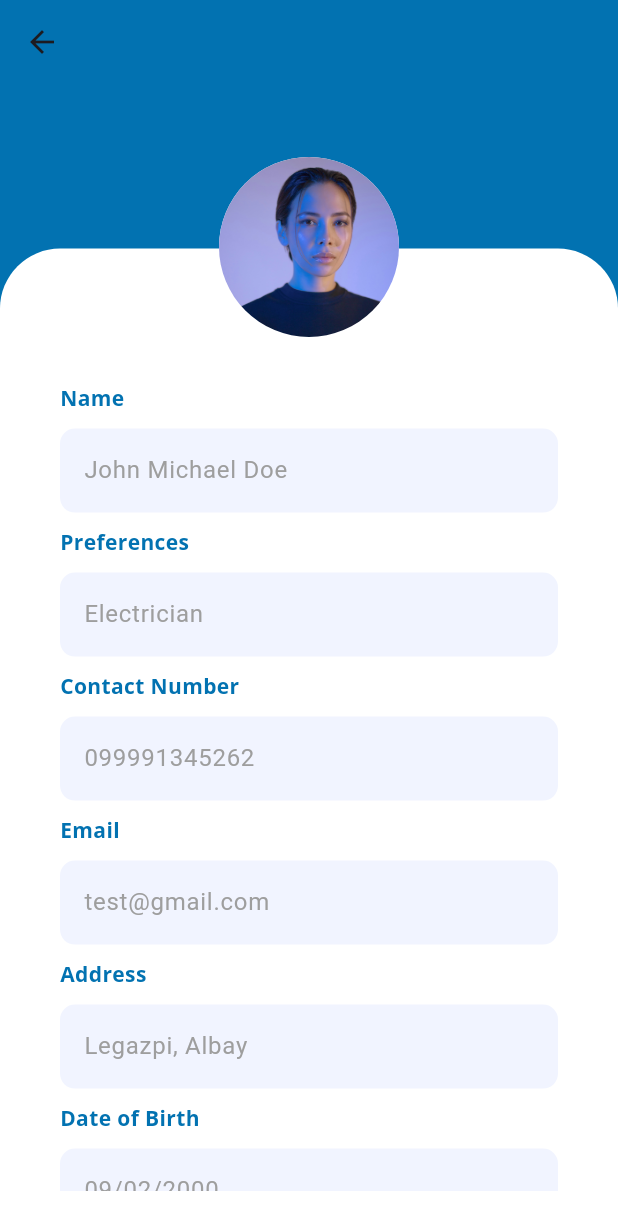
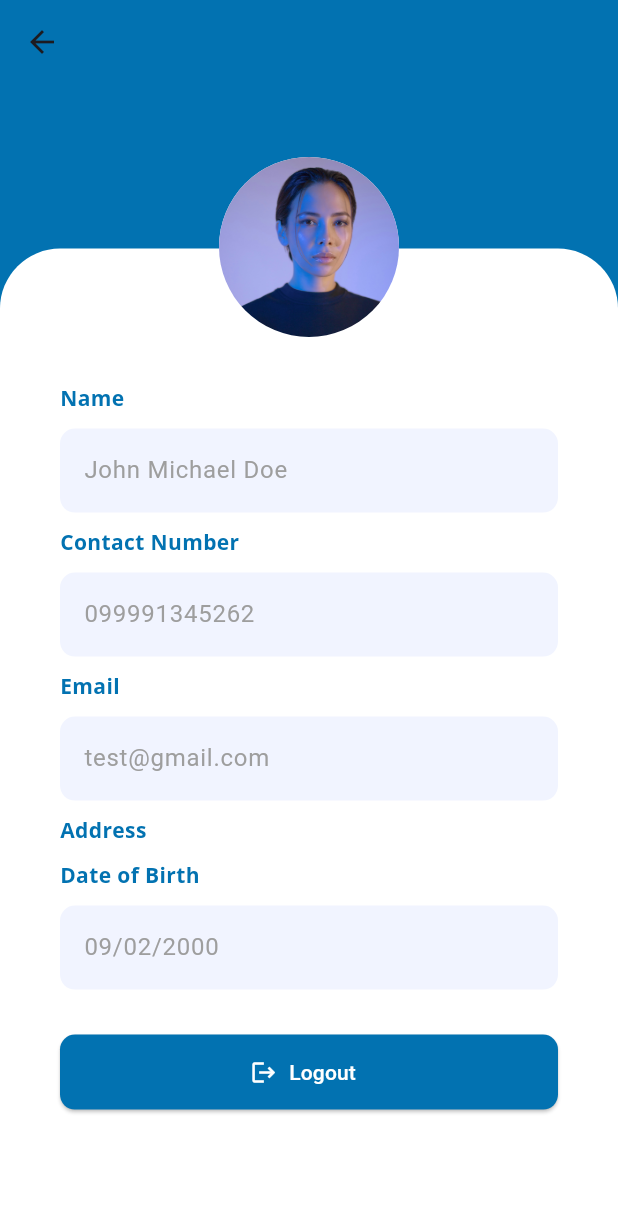
Before and after one commit to Quanby-OJT/Nearby-task-frontend, a Flutter app: the ProfileScreen screen opened directly, on a phone screen of 412 x 824 dp. Shown: the top 1230 px of the screen. Run offline on Flutter 3.47's test engine with Material 3 defaults, Android fonts, the phone set to English and light mode, and no system bars; our stand-ins replace animated_bottom_navigation_bar, app_links, cached_network_image, camera, dio, dots_indicator and 21 more; missing offline and left inert: capture_identity, flutter_pdfview, google_mlkit_face_detection, google_mlkit_text_recognition, webview_flutter_android; accounts and stored records are empty; project files that could hold a hidden picture were left out.

Commit message:
Refactor: Clean up ProfileController and update related screens
This commit refactors the `ProfileController` by removing unused text controllers (`prefsController` and `clientAddressController`) and simplifying the logic for fetching user data. It also introduces a `dispose` method to properly release resources held by the text controllers.

Key changes:
- Removed `prefsController` and `clientAddressController` from `ProfileController`.
- Simplified user data fetching logic in `ProfileController`.
- Added a `dispose` method to `ProfileController` to manage text controller lifecycles.
- Updated `ProfileScreen` to call the new `dispose` method.
- Adjusted `updateUser` in `ProfileController` to accept nullable image and document lists, and added `taskerImageUrl` and `taskerDocuments` parameters.
- Updated `TaskerModel` to correctly parse `taskerImages` and include `taskerDocuments` and `group` in `toJson`.
- Modified `Transactions.fromJson` to handle cases where `task_taken` might be null.
- Updated business account profile screen to remove fields related to the deleted controllers.
- Updated transaction history screens to display a message when no transactions are available.
- Minor formatting adjustments in transaction history screens.

```diff
--- a/flutter_fe/lib/model/tasker_model.dart
+++ b/flutter_fe/lib/model/tasker_model.dart
@@ -20,12 +20,12 @@ class TaskerModel {
   final TaskerSpecialization? taskerSpecialization;
   final List<String>? taskerImages;
   final bool? group;
+  final List<String>? taskerDocuments;
 
   // Computed getter for the id field (for backward compatibility)
   int get id => taskerId ?? 0;
   double get wage => wagePerHour ?? 0.0;
   DateTime get birthDate => createdAt ?? DateTime.now();
-  String get taskerDocuments => '';
   // bool? get group => null;
   Map<String, String>? get address => null;
 
@@ -46,6 +46,7 @@ class TaskerModel {
     this.user,
     this.taskerSpecialization,
     this.taskerImages,
+    this.taskerDocuments,
     this.group
   });
 
@@ -72,6 +73,9 @@ class TaskerModel {
       "updated_at": updatedAt?.toIso8601String(),
       "user": user?.toJson(),
       "tasker_specialization": taskerSpecialization?.toJson(),
+      "profile_images": taskerImages,
+      "tasker_documents": taskerDocuments,
+      "group": group,
     };
   }
 
@@ -126,10 +130,7 @@ class TaskerModel {
       taskerImages: json['profile_images'] != null && json['profile_images'] is List
           ? (json['profile_images'] as List<dynamic>?)
               ?.map((image) {
-                if (image is Map && image['image_url'] is String) {
-                  return image['image_url'] as String;
-                }
-                return ''; // Or handle the error as appropriate
+                return image is String ? image : ''; // Or handle the error as appropriate
               })
               ?.toList() ?? []
           : [],
--- a/flutter_fe/lib/model/transactions.dart
+++ b/flutter_fe/lib/model/transactions.dart
@@ -13,7 +13,7 @@ class Transactions{
 
   factory Transactions.fromJson(Map<String, dynamic> json) {
     return Transactions(
-      taskAssignment: TaskAssignment.fromJson(json['task_taken']),
+      taskAssignment: json['task_taken'] != null ? TaskAssignment.fromJson(json['task_taken']) : TaskAssignment(taskTakenId: 0, taskStatus: ""),
       recordStatus: json['task_status'],
       date: json['created_at'],
     );
--- a/flutter_fe/lib/view/business_acc/profile_screen.dart
+++ b/flutter_fe/lib/view/business_acc/profile_screen.dart
@@ -47,8 +47,6 @@ class _ProfileScreenState extends State<ProfileScreen> {
         _userController.firstNameController.text = fullName;
         _userController.emailController.text = _user?.user.email ?? '';
         _userController.birthdateController.text = _user?.user.birthdate ?? '';
-        _userController.prefsController.text = _user?.user.bio ?? '';
-        _userController.clientAddressController.text = '';
       });
     } catch (e) {
       print("Error fetching user data: $e");
@@ -143,49 +141,49 @@ class _ProfileScreenState extends State<ProfileScreen> {
                               ],
                             ),
                           ),
-                          Padding(
-                            padding: const EdgeInsets.only(
-                                left: 40, right: 40, top: 10),
-                            child: Column(
-                              spacing: 10,
-                              crossAxisAlignment: CrossAxisAlignment.start,
-                              children: [
-                                Text('Preferences',
-                                    style: GoogleFonts.openSans(
-                                        color: Color(0xFF0272B1),
-                                        fontWeight: FontWeight.bold,
-                                        fontSize: 14)),
-                                TextField(
-                                  controller: _userController.prefsController,
-                                  enabled: true,
-                                  cursorColor: Color(0xFF0272B1),
-                                  decoration: InputDecoration(
-                                      filled: true,
-                                      fillColor: Color(0xFFF1F4FF),
-                                      hintText: 'Electrician',
-                                      hintStyle: TextStyle(color: Colors.grey),
-                                      disabledBorder: OutlineInputBorder(
-                                          borderRadius:
-                                              BorderRadius.circular(10),
-                                          borderSide: BorderSide(
-                                              color: Colors.transparent,
-                                              width: 2)),
-                                      enabledBorder: OutlineInputBorder(
-                                          borderSide: BorderSide(
-                                              color: Colors.transparent,
-                                              width: 0),
-                                          borderRadius:
-                                              BorderRadius.circular(10)),
-                                      border: OutlineInputBorder(
-                                          borderRadius:
-                                              BorderRadius.circular(10),
-                                          borderSide: BorderSide(
-                                              color: Color(0xFF0272B1),
-                                              width: 2))),
-                                ),
-                              ],
-                            ),
-                          ),
+                          // Padding(
+                          //   padding: const EdgeInsets.only(
+                          //       left: 40, right: 40, top: 10),
+                          //   child: Column(
+                          //     spacing: 10,
+                          //     crossAxisAlignment: CrossAxisAlignment.start,
+                          //     children: [
+                          //       Text('Preferences',
+                          //           style: GoogleFonts.openSans(
+                          //               color: Color(0xFF0272B1),
+                          //               fontWeight: FontWeight.bold,
+                          //               fontSize: 14)),
+                          //       TextField(
+                          //         controller: _userController.prefsController,
+                          //         enabled: true,
+                          //         cursorColor: Color(0xFF0272B1),
+                          //         decoration: InputDecoration(
+                          //             filled: true,
+                          //             fillColor: Color(0xFFF1F4FF),
+                          //             hintText: 'Electrician',
+                          //             hintStyle: TextStyle(color: Colors.grey),
+                          //             disabledBorder: OutlineInputBorder(
+                          //                 borderRadius:
+                          //                     BorderRadius.circular(10),
+                          //                 borderSide: BorderSide(
+                          //                     color: Colors.transparent,
+                          //                     width: 2)),
+                          //             enabledBorder: OutlineInputBorder(
+                          //                 borderSide: BorderSide(
+                          //                     color: Colors.transparent,
+                          //                     width: 0),
+                          //                 borderRadius:
+                          //                     BorderRadius.circular(10)),
+                          //             border: OutlineInputBorder(
+                          //                 borderRadius:
+                          //                     BorderRadius.circular(10),
+                          //                 borderSide: BorderSide(
+                          //                     color: Color(0xFF0272B1),
+                          //                     width: 2))),
+                          //       ),
+                          //     ],
+                          //   ),
+                          // ),
                           Padding(
                             padding: const EdgeInsets.only(
                                 left: 40, right: 40, top: 10),
@@ -283,35 +281,35 @@ class _ProfileScreenState extends State<ProfileScreen> {
                                         color: Color(0xFF0272B1),
                                         fontWeight: FontWeight.bold,
                                         fontSize: 14)),
-                                TextField(
-                                  controller:
-                                      _userController.clientAddressController,
-                                  enabled: true,
-                                  cursorColor: Color(0xFF0272B1),
-                                  decoration: InputDecoration(
-                                      filled: true,
-                                      fillColor: Color(0xFFF1F4FF),
-                                      hintText: 'Legazpi, Albay',
-                                      hintStyle: TextStyle(color: Colors.grey),
-                                      disabledBorder: OutlineInputBorder(
-                                          borderRadius:
-                                              BorderRadius.circular(10),
-                                          borderSide: BorderSide(
-                                              color: Colors.transparent,
-                                              width: 2)),
-                                      enabledBorder: OutlineInputBorder(
-                                          borderSide: BorderSide(
-                                              color: Colors.transparent,
-                                              width: 0),
-                                          borderRadius:
-                                              BorderRadius.circular(10)),
-                                      border: OutlineInputBorder(
-                                          borderRadius:
-                                              BorderRadius.circular(10),
-                                          borderSide: BorderSide(
-                                              color: Color(0xFF0272B1),
-                                              width: 2))),
-                                ),
+                                // TextField(
+                                //   controller:
+                                //       _userController.clientAddressController,
+                                //   enabled: true,
+                                //   cursorColor: Color(0xFF0272B1),
+                                //   decoration: InputDecoration(
+                                //       filled: true,
+                                //       fillColor: Color(0xFFF1F4FF),
+                                //       hintText: 'Legazpi, Albay',
+                                //       hintStyle: TextStyle(color: Colors.grey),
+                                //       disabledBorder: OutlineInputBorder(
+                                //           borderRadius:
+                                //               BorderRadius.circular(10),
+                                //           borderSide: BorderSide(
+                                //               color: Colors.transparent,
+                                //               width: 2)),
+                                //       enabledBorder: OutlineInputBorder(
+                                //           borderSide: BorderSide(
+                                //               color: Colors.transparent,
+                                //               width: 0),
+                                //           borderRadius:
+                                //               BorderRadius.circular(10)),
+                                //       border: OutlineInputBorder(
+                                //           borderRadius:
+                                //               BorderRadius.circular(10),
+                                //           borderSide: BorderSide(
+                                //               color: Color(0xFF0272B1),
+                                //               width: 2))),
+                                // ),
                               ],
                             ),
                           ),
--- a/flutter_fe/lib/view/business_acc/transaction_history.dart
+++ b/flutter_fe/lib/view/business_acc/transaction_history.dart
@@ -386,8 +386,7 @@ class _TransactionHistoryPageState extends State<TransactionHistoryPage>
                                                 builder: (context) =>
                                                     TaskDetailsScreen(
                                                       taskAssignment:
-                                                          transaction
-                                                              .taskAssignment,
+                                                          transaction.taskAssignment,
                                                       taskStatus: transaction
                                                           .recordStatus,
                                                       transactionDate:
```
Also changed, not shown: flutter_fe/lib/controller/profile_controller.dart (+54 -19 lines), flutter_fe/lib/view/profile/profile_screen.dart (+12 -6 lines), flutter_fe/lib/view/service_acc/transaction_history.dart (+11 -1 lines).
